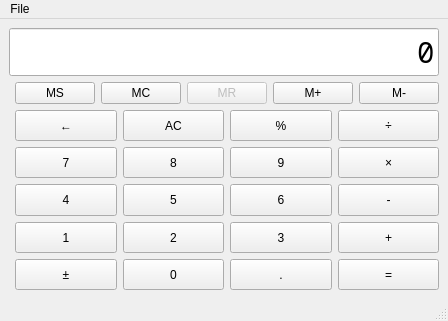
Qt form mainwindow.ui (bonevelous/basicalc) before a commit.
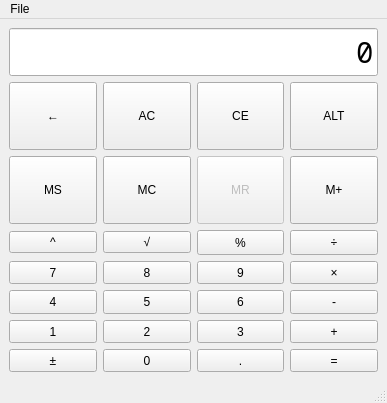
The same form after that commit. Custom widgets are drawn as their Qt base class.

Commit message: Made the sign swap into a FuncButton to reduce code size. Also temporarily disabled the memory functions as they had a seg fault

Diff of the .ui file:
```diff
--- a/mainwindow.ui
+++ b/mainwindow.ui
@@ -6,8 +6,8 @@
    <rect>
     <x>0</x>
     <y>0</y>
-    <width>368</width>
-    <height>321</height>
+    <width>387</width>
+    <height>403</height>
    </rect>
   </property>
   <property name="sizePolicy">
@@ -23,8 +23,8 @@
    <layout class="QGridLayout" name="gridLayout_2">
     <item row="2" column="2">
      <layout class="QGridLayout" name="mainButtonGrid">
-      <item row="4" column="1">
-       <widget class="QPushButton" name="buttonSign">
+      <item row="5" column="1">
+       <widget class="FuncButton" name="buttonSign">
         <property name="sizePolicy">
          <sizepolicy hsizetype="Minimum" vsizetype="Minimum">
           <horstretch>0</horstretch>
@@ -36,20 +36,7 @@
         </property>
        </widget>
       </item>
-      <item row="0" column="3">
-       <widget class="QPushButton" name="buttonAllCls">
-        <property name="sizePolicy">
-         <sizepolicy hsizetype="Minimum" vsizetype="Minimum">
-          <horstretch>0</horstretch>
-          <verstretch>0</verstretch>
-         </sizepolicy>
-        </property>
-        <property name="text">
-         <string>AC</string>
-        </property>
-       </widget>
-      </item>
-      <item row="3" column="1">
+      <item row="4" column="1">
        <widget class="QPushButton" name="button1">
         <property name="sizePolicy">
          <sizepolicy hsizetype="Minimum" vsizetype="Minimum">
@@ -62,7 +49,7 @@
         </property>
        </widget>
       </item>
-      <item row="4" column="6">
+      <item row="5" column="6">
        <widget class="QPushButton" name="buttonAnswer">
         <property name="sizePolicy">
          <sizepolicy hsizetype="Minimum" vsizetype="Minimum">
@@ -75,7 +62,7 @@
         </property>
        </widget>
       </item>
-      <item row="3" column="3">
+      <item row="4" column="3">
        <widget class="QPushButton" name="button2">
         <property name="sizePolicy">
          <sizepolicy hsizetype="Minimum" vsizetype="Minimum">
@@ -88,7 +75,7 @@
         </property>
        </widget>
       </item>
-      <item row="2" column="6">
+      <item row="3" column="6">
        <widget class="FuncButton" name="buttonSubtract">
         <property name="sizePolicy">
          <sizepolicy hsizetype="Minimum" vsizetype="Minimum">
@@ -101,7 +88,7 @@
         </property>
        </widget>
       </item>
-      <item row="1" column="6">
+      <item row="2" column="6">
        <widget class="FuncButton" name="buttonMultiply">
         <property name="sizePolicy">
          <sizepolicy hsizetype="Minimum" vsizetype="Minimum">
@@ -114,7 +101,7 @@
         </property>
        </widget>
       </item>
-      <item row="1" column="3">
+      <item row="2" column="3">
        <widget class="QPushButton" name="button8">
         <property name="sizePolicy">
          <sizepolicy hsizetype="Minimum" vsizetype="Minimum">
@@ -127,7 +114,7 @@
         </property>
        </widget>
       </item>
-      <item row="2" column="3">
+      <item row="3" column="3">
        <widget class="QPushButton" name="button5">
         <property name="sizePolicy">
          <sizepolicy hsizetype="Minimum" vsizetype="Minimum">
@@ -140,7 +127,7 @@
         </property>
        </widget>
       </item>
-      <item row="0" column="6">
+      <item row="1" column="6">
        <widget class="FuncButton" name="buttonDivide">
         <property name="sizePolicy">
          <sizepolicy hsizetype="Minimum" vsizetype="Minimum">
@@ -158,7 +145,7 @@
         </property>
        </widget>
       </item>
-      <item row="3" column="5">
+      <item row="4" column="5">
        <widget class="QPushButton" name="button3">
         <property name="sizePolicy">
          <sizepolicy hsizetype="Minimum" vsizetype="Minimum">
@@ -171,20 +158,7 @@
         </property>
        </widget>
       </item>
-      <item row="0" column="1">
-       <widget class="QPushButton" name="buttonBack">
-        <property name="sizePolicy">
-         <sizepolicy hsizetype="Minimum" vsizetype="Minimum">
-          <horstretch>0</horstretch>
-          <verstretch>0</verstretch>
-         </sizepolicy>
-        </property>
-        <property name="text">
-         <string>←</string>
-        </property>
-       </widget>
-      </item>
-      <item row="4" column="5">
+      <item row="5" column="5">
        <widget class="QPushButton" name="buttonDot">
         <property name="sizePolicy">
          <sizepolicy hsizetype="Minimum" vsizetype="Minimum">
@@ -197,7 +171,7 @@
         </property>
        </widget>
       </item>
-      <item row="4" column="3">
+      <item row="5" column="3">
        <widget class="QPushButton" name="button0">
         <property name="sizePolicy">
          <sizepolicy hsizetype="Minimum" vsizetype="Minimum">
@@ -210,7 +184,7 @@
         </property>
        </widget>
       </item>
-      <item row="1" column="1">
+      <item row="2" column="1">
        <widget class="QPushButton" name="button7">
         <property name="sizePolicy">
          <sizepolicy hsizetype="Minimum" vsizetype="Minimum">
@@ -223,7 +197,14 @@
         </property>
        </widget>
       </item>
-      <item row="2" column="5">
+      <item row="1" column="1">
+       <widget class="FuncButton" name="buttonPow">
+        <property name="text">
+         <string>^</string>
+        </property>
+       </widget>
+      </item>
+      <item row="3" column="5">
        <widget class="QPushButton" name="button6">
         <property name="sizePolicy">
          <sizepolicy hsizetype="Minimum" vsizetype="Minimum">
@@ -236,7 +217,7 @@
         </property>
        </widget>
       </item>
-      <item row="0" column="5">
+      <item row="1" column="5">
        <widget class="FuncButton" name="buttonModulus">
         <property name="sizePolicy">
          <sizepolicy hsizetype="Minimum" vsizetype="Minimum">
@@ -249,7 +230,7 @@
         </property>
        </widget>
       </item>
-      <item row="3" column="6">
+      <item row="4" column="6">
        <widget class="FuncButton" name="buttonAdd">
         <property name="sizePolicy">
          <sizepolicy hsizetype="Minimum" vsizetype="Minimum">
@@ -262,7 +243,7 @@
         </property>
        </widget>
       </item>
-      <item row="2" column="1">
+      <item row="3" column="1">
        <widget class="QPushButton" name="button4">
         <property name="sizePolicy">
          <sizepolicy hsizetype="Minimum" vsizetype="Minimum">
@@ -275,7 +256,7 @@
         </property>
        </widget>
       </item>
-      <item row="1" column="5">
+      <item row="2" column="5">
        <widget class="QPushButton" name="button9">
         <property name="sizePolicy">
          <sizepolicy hsizetype="Minimum" vsizetype="Minimum">
@@ -288,9 +269,16 @@
         </property>
        </widget>
       </item>
+      <item row="1" column="3">
+       <widget class="FuncButton" name="buttonSqrt">
+        <property name="text">
+         <string>√</string>
+        </property>
+       </widget>
+      </item>
      </layout>
     </item>
-    <item row="0" column="1" colspan="2">
+    <item row="0" column="2">
      <widget class="QLineEdit" name="calcEntry">
       <property name="sizePolicy">
        <sizepolicy hsizetype="Expanding" vsizetype="Fixed">
@@ -316,45 +304,114 @@
      </widget>
     </item>
     <item row="1" column="2">
-     <layout class="QHBoxLayout" name="memoryLayout">
-      <item>
-       <widget class="MemButton" name="buttonMS">
+     <layout class="QGridLayout" name="gridLayout">
+      <item row="0" column="2">
+       <widget class="QPushButton" name="buttonClsEntry">
+        <property name="sizePolicy">
+         <sizepolicy hsizetype="Minimum" vsizetype="Minimum">
+          <horstretch>0</horstretch>
+          <verstretch>0</verstretch>
+         </sizepolicy>
+        </property>
         <property name="text">
-         <string>MS</string>
+         <string>CE</string>
         </property>
        </widget>
       </item>
-      <item>
-       <widget class="MemButton" name="buttonMC">
+      <item row="0" column="0">
+       <widget class="QPushButton" name="buttonBack">
+        <property name="sizePolicy">
+         <sizepolicy hsizetype="Minimum" vsizetype="Minimum">
+          <horstretch>0</horstretch>
+          <verstretch>0</verstretch>
+         </sizepolicy>
+        </property>
         <property name="text">
-         <string>MC</string>
+         <string>←</string>
         </property>
        </widget>
       </item>
-      <item>
+      <item row="1" column="2">
        <widget class="MemButton" name="buttonMR">
         <property name="enabled">
          <bool>false</bool>
         </property>
+        <property name="sizePolicy">
+         <sizepolicy hsizetype="Minimum" vsizetype="Minimum">
+          <horstretch>0</horstretch>
+          <verstretch>0</verstretch>
+         </sizepolicy>
+        </property>
         <property name="text">
          <string>MR</string>
         </property>
        </widget>
       </item>
-      <item>
-       <widget class="MemButton" name="buttonMAdd">
+      <item row="1" column="0">
+       <widget class="MemButton" name="buttonMS">
+        <property name="sizePolicy">
+         <sizepolicy hsizetype="Minimum" vsizetype="Minimum">
+          <horstretch>0</horstretch>
+          <verstretch>0</verstretch>
+         </sizepolicy>
+        </property>
+        <property name="text">
+         <string>MS</string>
+        </property>
+       </widget>
+      </item>
+      <item row="1" column="1">
+       <widget class="MemButton" name="buttonMC">
+        <property name="sizePolicy">
+         <sizepolicy hsizetype="Minimum" vsizetype="Minimum">
+          <horstretch>0</horstretch>
+          <verstretch>0</verstretch>
+         </sizepolicy>
+        </property>
+        <property name="text">
+         <string>MC</string>
+        </property>
+       </widget>
+      </item>
+      <item row="0" column="3">
+       <widget class="QPushButton" name="buttonAltMode">
+        <property name="sizePolicy">
+         <sizepolicy hsizetype="Minimum" vsizetype="Minimum">
+          <horstretch>0</horstretch>
+          <verstretch>0</verstretch>
+         </sizepolicy>
+        </property>
+        <property name="text">
+         <string>ALT</string>
+        </property>
+       </widget>
+      </item>
+      <item row="0" column="1">
+       <widget class="QPushButton" name="buttonAllCls">
+        <property name="sizePolicy">
+         <sizepolicy hsizetype="Minimum" vsizetype="Minimum">
+          <horstretch>0</horstretch>
+          <verstretch>0</verstretch>
+         </sizepolicy>
+        </property>
+        <property name="text">
+         <string>AC</string>
+        </property>
+       </widget>
+      </item>
+      <item row="1" column="3">
+       <widget class="MemButton" name="buttonMAlt">
+        <property name="sizePolicy">
+         <sizepolicy hsizetype="Minimum" vsizetype="Minimum">
+          <horstretch>0</horstretch>
+          <verstretch>0</verstretch>
+         </sizepolicy>
+        </property>
         <property name="text">
          <string>M+</string>
         </property>
        </widget>
       </item>
-      <item>
-       <widget class="MemButton" name="buttonMSub">
-        <property name="text">
-         <string>M-</string>
-        </property>
-       </widget>
-      </item>
      </layout>
     </item>
    </layout>
@@ -364,7 +421,7 @@
     <rect>
      <x>0</x>
      <y>0</y>
-     <width>368</width>
+     <width>387</width>
      <height>30</height>
     </rect>
    </property>
```
The commit also changes 3 other files.
